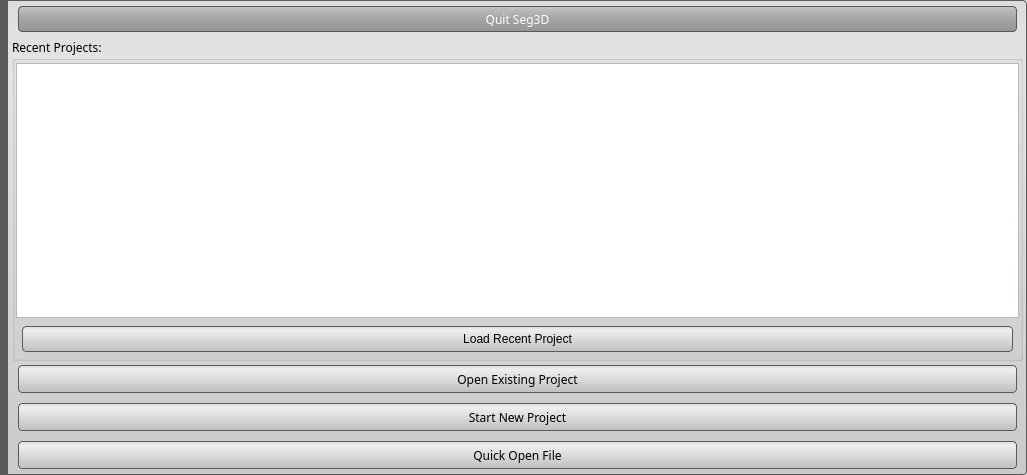
Above: src/Interface/Application/SplashScreen.ui from jessdtate/Seg3D before the change. Below: the same form after it.
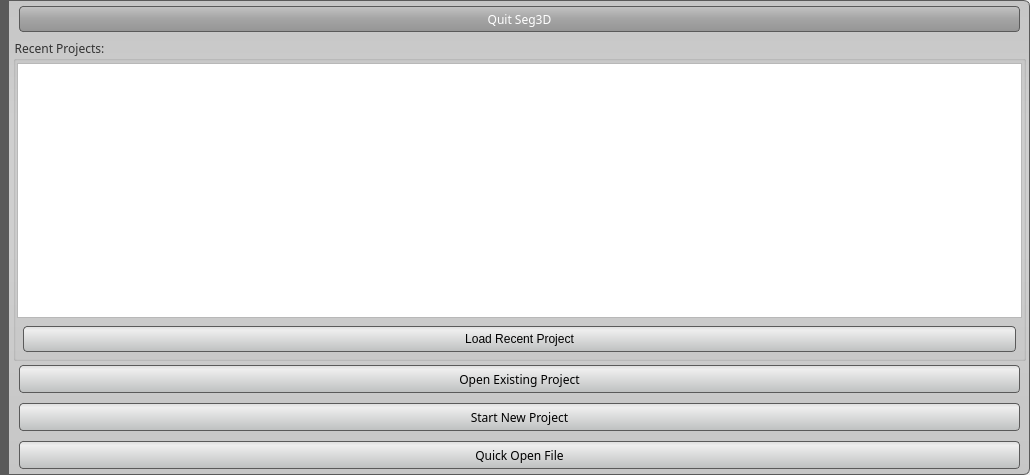
That is the form after the change. Icons and pictures are not drawn.

Patch:
```diff
--- a/src/Interface/Application/SplashScreen.ui
+++ b/src/Interface/Application/SplashScreen.ui
@@ -12,7 +12,7 @@
    <rect>
     <x>0</x>
     <y>0</y>
-    <width>1027</width>
+    <width>1030</width>
     <height>475</height>
    </rect>
   </property>
@@ -86,12 +86,23 @@
 	background-color:  rgb(90, 90, 90);
 }
 
+QGroupBox#groupBox{
+	/*background-color: rgb( 221, 221, 221 );*/
+	color: rgb(50, 50, 50);
+}
+
+QWidget#base_{
+	background-color: rgb(240, 240, 240);
+}
+
 QWidget#widget{
 	border-top: 1px solid rgb(90, 90, 90);
 	border-right:  1px solid rgb(90, 90, 90);
 	border-bottom:  1px solid rgb(90, 90, 90);
-	border-top-right-radius: 4px;
-	border-bottom-right-radius: 4px;
+	border-top-right-radius: 6px;
+	border-bottom-right-radius: 6px;
+background-color: qlineargradient(spread:pad, x1:0.5, y1:0, x2:0.5, y2:1, stop:0 rgba(0, 0, 0, 45), stop:0.25 rgba(0, 0, 0, 35), stop:0.520599 rgba(0, 0, 0, 35), stop:1 rgba(0, 0, 0, 45));
+	
 }</string>
   </property>
   <property name="sizeGripEnabled">
@@ -122,16 +133,7 @@
          <property name="spacing">
           <number>0</number>
          </property>
-         <property name="leftMargin">
-          <number>1</number>
-         </property>
-         <property name="topMargin">
-          <number>1</number>
-         </property>
-         <property name="rightMargin">
-          <number>0</number>
-         </property>
-         <property name="bottomMargin">
+         <property name="margin">
           <number>1</number>
          </property>
          <item>
@@ -222,6 +224,9 @@
            <property name="title">
             <string>Recent Projects:</string>
            </property>
+           <property name="flat">
+            <bool>true</bool>
+           </property>
            <layout class="QVBoxLayout" name="verticalLayout">
             <property name="spacing">
              <number>2</number>
```
Left out of the diff: 4 changed lines with no effect on the pictures.
